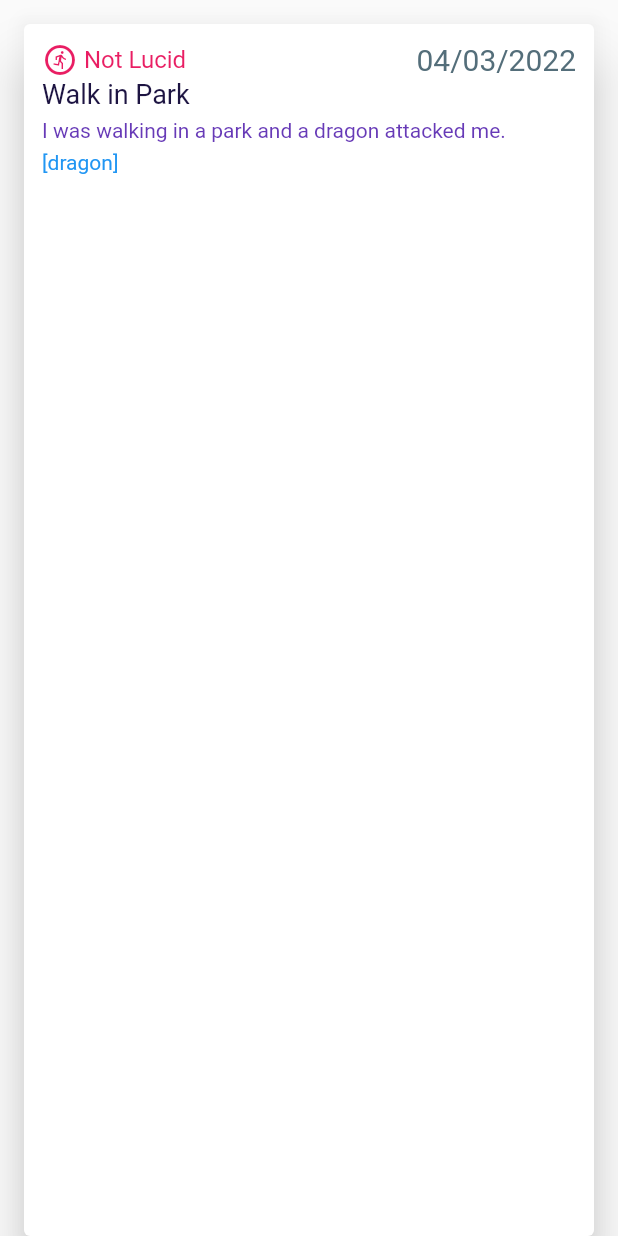
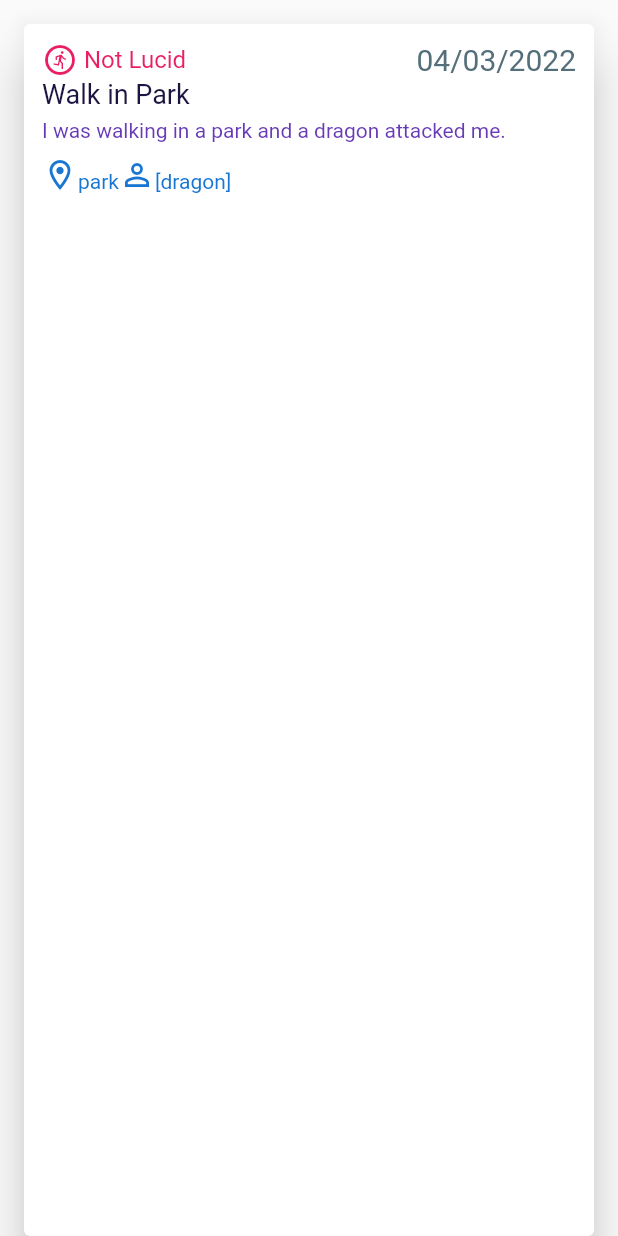
Before and after one commit to CrumblingCastle/DreamCatcher_Flutter, a Flutter app: the DreamCard widget shown alone on an empty page, opened directly with sample values from the repository, on a phone screen of 412 x 824 dp. Run offline on Flutter 3.47's test engine with Material 2 defaults, Android fonts, the phone set to English and light mode, and no system bars; our stand-ins replace scrollable_positioned_list; missing offline and left inert: flutter_alarm_clock.

Commit message:
add dream is working, scrollable to index, Date to Index

```diff
--- a/lib/dream.dart
+++ b/lib/dream.dart
@@ -6,6 +6,8 @@ class Dream {
   bool lucid;
   DateTime date;
   List<String> characters;
+  String place;
+  String theme;
 
   Dream({
     required this.date,
@@ -13,5 +15,7 @@ class Dream {
     this.description = 'No description added',
     this.lucid = false,
     this.characters = const [],
+    this.place = '',
+    this.theme = '',
   });
 }
--- a/lib/dream_card.dart
+++ b/lib/dream_card.dart
@@ -83,11 +83,44 @@ class DreamCard extends StatelessWidget {
               ),
             ),
             const SizedBox(height: 5.0),
-            Text(
-              dream.characters.toString(),
-              style: const TextStyle(
-                fontSize: 14.0,
-                color: Colors.blue,
+/*            RichText(
+              text: TextSpan(
+                children: [
+                  WidgetSpan(
+                      child: Icon(
+                    Icons.location_on_outlined,
+                    color: Colors.blue[700],
+                  ),),
+                  TextSpan(
+                      text: dream.place.toString(),
+                      style: TextStyle(color: Colors.blue[700]),),
+                ],
+              ),
+            ),
+*/
+            const SizedBox(height: 5.0),
+            RichText(
+              text: TextSpan(
+                children: [
+                  WidgetSpan(
+                    child: Icon(
+                      Icons.location_on_outlined,
+                      color: Colors.blue[700],
+                    ),
+                  ),
+                  TextSpan(
+                    text: dream.place.toString(),
+                    style: TextStyle(color: Colors.blue[700]),
+                  ),
+                  WidgetSpan(
+                      child: Icon(
+                    Icons.person_outline,
+                    color: Colors.blue[700],
+                  )),
+                  TextSpan(
+                      text: dream.characters.toString(),
+                      style: TextStyle(color: Colors.blue[700])),
+                ],
               ),
             ),
           ],
```
Also changed, not shown: lib/dateToIndex.dart (added, +18 -0 lines), lib/main.dart (+59 -17 lines).
